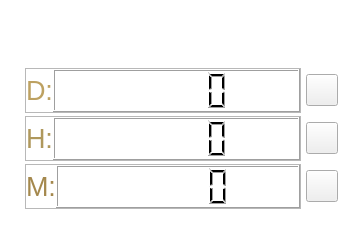
Before: the Qt Designer form QtApp/display_panel.ui in FireAndWin/Procedure-recorder, drawn with Qt 5.
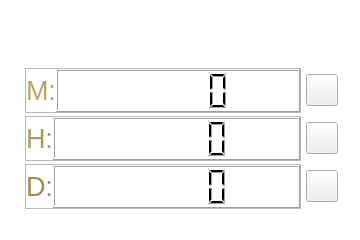
After: the same form once the commit is applied. Icons and pictures are not drawn.

Diff of the .ui file:
```diff
--- a/QtApp/display_panel.ui
+++ b/QtApp/display_panel.ui
@@ -168,7 +168,7 @@
           <string notr="true">color: rgb(164, 136, 77);</string>
          </property>
          <property name="text">
-          <string>M:</string>
+          <string>D:</string>
          </property>
         </widget>
        </item>
@@ -237,7 +237,7 @@
           <string notr="true">color: rgb(189, 161, 97);</string>
          </property>
          <property name="text">
-          <string>D:</string>
+          <string>M:</string>
          </property>
         </widget>
        </item>
```
Left out of the diff: 10 changed lines with no effect on the pictures.
